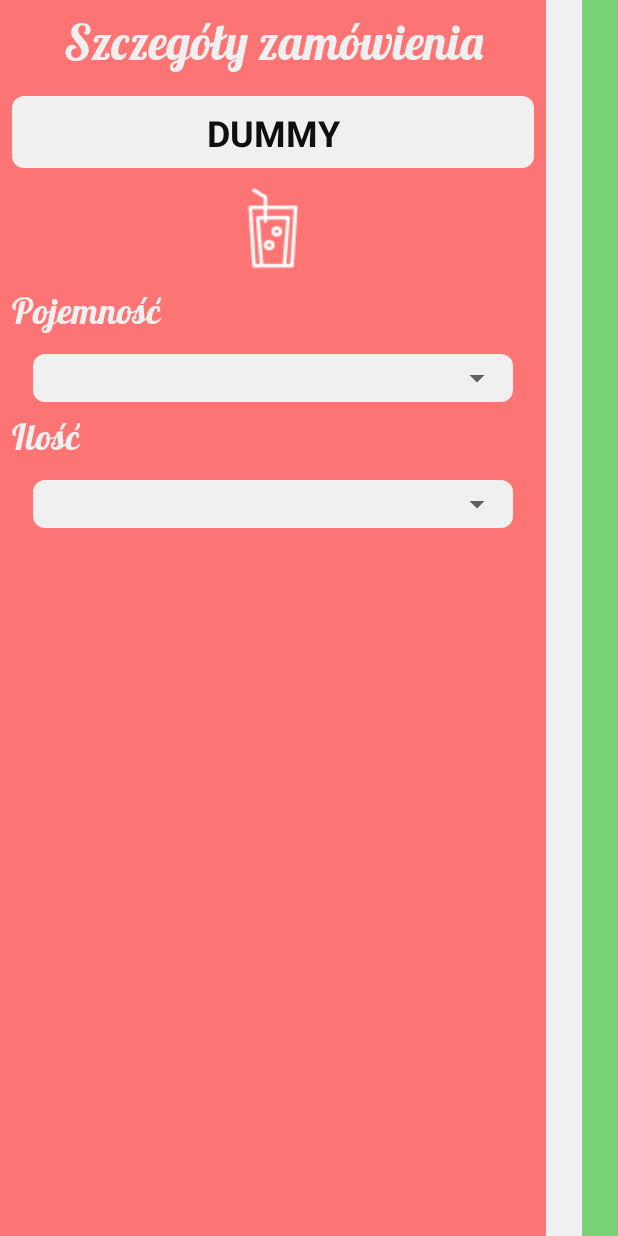
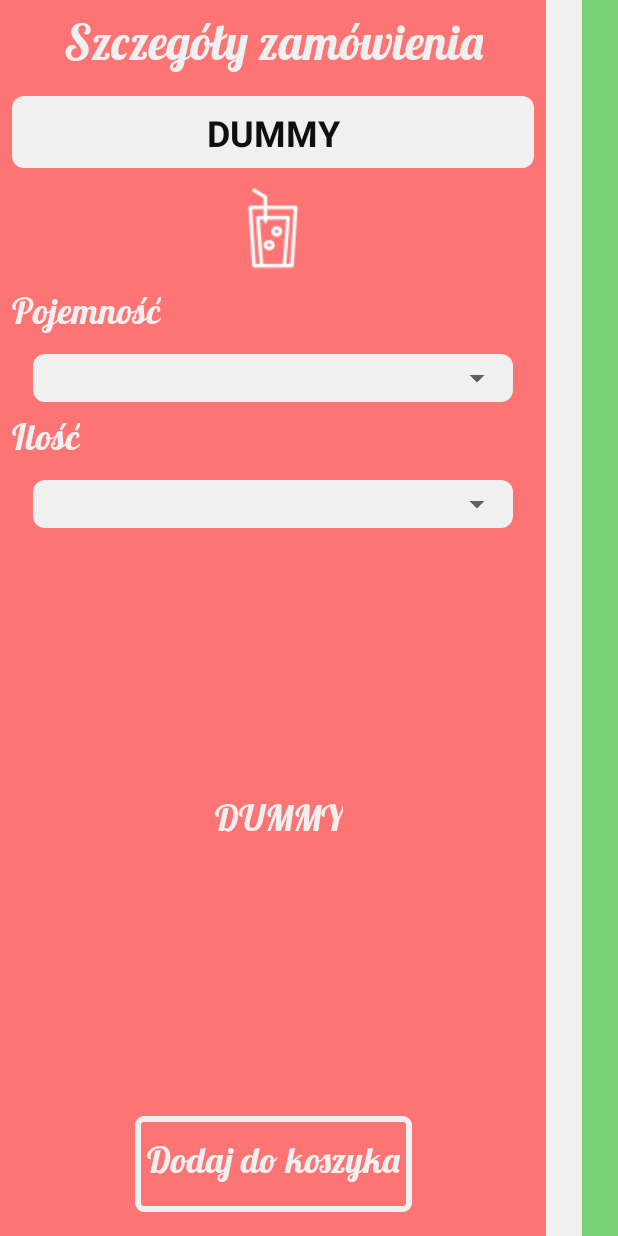
Before and after one commit to Golui/ujio2018, an Android app: the layout details_beverage.xml on its own in the app's theme, with its tools: preview values and no code run, on a phone screen of 412 x 824 dp. Run offline under Robolectric (Android 15) with nearby library versions, the phone set to English and light mode, and no system bars.

Commit message:
UNTESTED: Layout edits

```diff
--- a/Android/app/src/main/res/layout/activity_main.xml
+++ b/Android/app/src/main/res/layout/activity_main.xml
@@ -35,7 +35,7 @@
 
         <Button
             android:id="@+id/order"
-            android:layout_width="192dp"
+            android:layout_width="wrap_content"
             android:layout_height="64dp"
             android:layout_marginEnd="8dp"
             android:layout_marginStart="8dp"
@@ -53,7 +53,7 @@
 
         <Button
             android:id="@+id/track"
-            android:layout_width="192dp"
+            android:layout_width="wrap_content"
             android:layout_height="64dp"
             android:layout_marginTop="8dp"
             android:background="@drawable/main_button_bg"
--- a/Android/app/src/main/res/layout/details_beverage.xml
+++ b/Android/app/src/main/res/layout/details_beverage.xml
@@ -141,7 +141,42 @@
                 android:id="@+id/details_beverage_spinner2"
                 android:layout_width="match_parent"
                 android:layout_height="match_parent" />
+
         </RelativeLayout>
+
+        <TextView
+            android:id="@+id/details_beverage_price"
+            android:layout_width="wrap_content"
+            android:layout_height="wrap_content"
+            android:layout_marginBottom="8dp"
+            android:layout_marginEnd="8dp"
+            android:layout_marginStart="16dp"
+            android:layout_marginTop="8dp"
+            android:text="@string/dummy_descr"
+            android:theme="@style/InfoTextSmall"
+            app:layout_constraintBottom_toTopOf="@+id/details_beverage_add"
+            app:layout_constraintEnd_toEndOf="parent"
+            app:layout_constraintStart_toStartOf="parent"
+            app:layout_constraintTop_toBottomOf="@+id/details_beverage_spinner_wrapper1" />
+
+        <Button
+            android:id="@+id/details_beverage_add"
+            android:layout_width="wrap_content"
+            android:layout_height="64dp"
+            android:layout_marginBottom="16dp"
+            android:layout_marginEnd="8dp"
+            android:layout_marginStart="8dp"
+            android:background="@drawable/main_button_bg"
+            android:padding="8dp"
+            android:text="@string/add_to_basket"
+            android:textAllCaps="false"
+            android:textColor="#F0F0F0"
+            android:theme="@style/InfoTextSmall"
+            app:layout_constraintBottom_toBottomOf="parent"
+            app:layout_constraintEnd_toEndOf="parent"
+            app:layout_constraintStart_toStartOf="parent"
+            app:layout_constraintWidth_percent="0.40625" />
+
     </android.support.constraint.ConstraintLayout>
 
 </android.support.constraint.ConstraintLayout>
```
Also changed, not shown: Android/app/src/main/res/layout/details_pizza.xml (+19 -4 lines).
